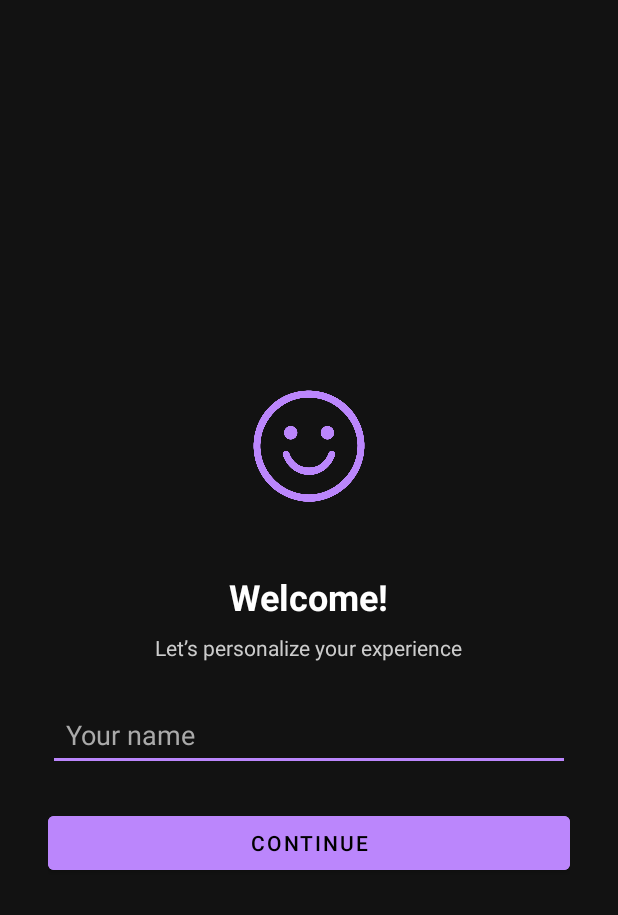
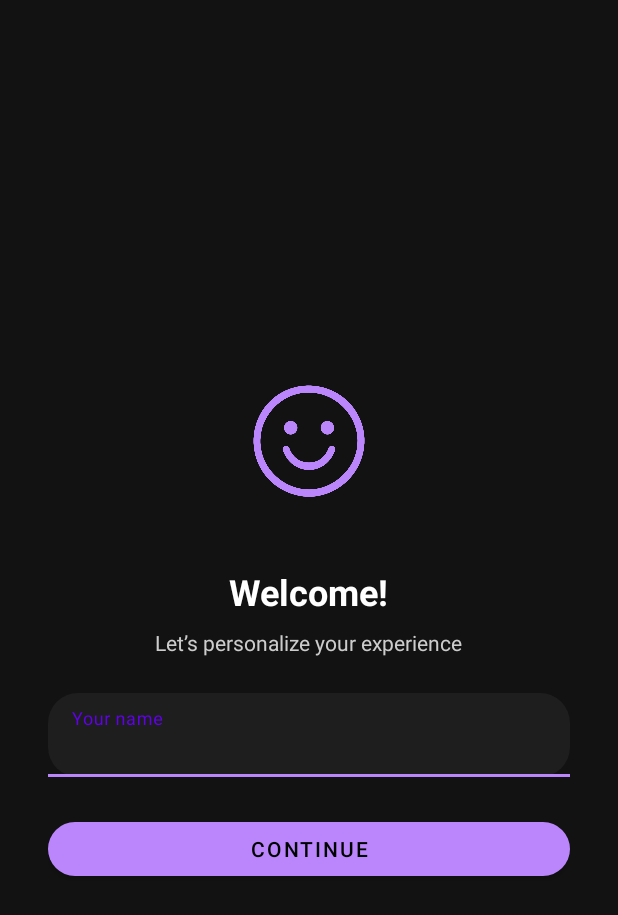
Before and after one commit to jaixmario/ssc-gk-questions, an Android app: the layout activity_welcome.xml on its own in the app's theme, with its tools: preview values and no code run, on a phone screen of 412 x 824 dp. Shown: the top 915 px of the screen. Run offline under Robolectric (Android 15) with nearby library versions, the light colour scheme and no system bars.

Commit message:
Initial commit

```diff
--- a/app/src/main/java/com/mario/ssc/WelcomeActivity.java
+++ b/app/src/main/java/com/mario/ssc/WelcomeActivity.java
@@ -1,4 +1,4 @@
-package com.jai.mario;
+package com.mario.ssc;
 
 import android.content.Intent;
 import android.content.SharedPreferences;
@@ -17,8 +17,11 @@ public class WelcomeActivity extends AppCompatActivity {
     protected void onCreate(Bundle savedInstanceState) {
         super.onCreate(savedInstanceState);
 
+        // Check if user already entered name
         SharedPreferences prefs = getSharedPreferences("UserPrefs", MODE_PRIVATE);
-        if (!prefs.getBoolean("firstRun", true)) {
+        boolean firstRun = prefs.getBoolean("firstRun", true);
+
+        if (!firstRun) {
             String name = prefs.getString("username", "User");
             Toast.makeText(this, "Welcome back, " + name + "!", Toast.LENGTH_LONG).show();
             startActivity(new Intent(this, MainActivity.class));
@@ -34,7 +37,10 @@ public class WelcomeActivity extends AppCompatActivity {
         startButton.setOnClickListener(v -> {
             String name = nameInput.getText().toString().trim();
             if (!name.isEmpty()) {
-                prefs.edit().putString("username", name).putBoolean("firstRun", false).apply();
+                prefs.edit()
+                        .putString("username", name)
+                        .putBoolean("firstRun", false)
+                        .apply();
                 Toast.makeText(this, "Welcome, " + name + "!", Toast.LENGTH_SHORT).show();
                 startActivity(new Intent(this, MainActivity.class));
                 finish();
--- a/app/src/main/res/layout/activity_welcome.xml
+++ b/app/src/main/res/layout/activity_welcome.xml
@@ -1,4 +1,7 @@
-<LinearLayout xmlns:android="http://schemas.android.com/apk/res/android"
+<?xml version="1.0" encoding="utf-8"?>
+<LinearLayout
+    xmlns:android="http://schemas.android.com/apk/res/android"
+    xmlns:app="http://schemas.android.com/apk/res-auto"
     android:layout_width="match_parent"
     android:layout_height="match_parent"
     android:background="#121212"
@@ -31,22 +34,34 @@
         android:textSize="14sp"
         android:layout_marginBottom="24dp" />
 
-    <EditText
-        android:id="@+id/nameInput"
+    <com.google.android.material.textfield.TextInputLayout
         android:layout_width="match_parent"
         android:layout_height="wrap_content"
-        android:hint="Your name"
-        android:textColor="#FFFFFF"
-        android:textColorHint="#AAAAAA"
-        android:backgroundTint="#BB86FC"
-        android:padding="12dp" />
+        app:boxBackgroundMode="filled"
+        app:boxCornerRadiusTopStart="20dp"
+        app:boxCornerRadiusTopEnd="20dp"
+        app:boxCornerRadiusBottomStart="20dp"
+        app:boxCornerRadiusBottomEnd="20dp"
+        app:boxBackgroundColor="#1E1E1E"
+        app:boxStrokeColor="#BB86FC">
 
-    <Button
+        <com.google.android.material.textfield.TextInputEditText
+            android:id="@+id/nameInput"
+            android:layout_width="match_parent"
+            android:layout_height="wrap_content"
+            android:hint="Your name"
+            android:textColor="#FFFFFF"
+            android:textColorHint="#AAAAAA" />
+    </com.google.android.material.textfield.TextInputLayout>
+
+    <com.google.android.material.button.MaterialButton
         android:id="@+id/startButton"
         android:layout_width="match_parent"
         android:layout_height="wrap_content"
+        android:layout_marginTop="24dp"
         android:text="Continue"
-        android:layout_marginTop="24dp"
         android:textColor="#000000"
-        android:backgroundTint="#BB86FC" />
+        app:cornerRadius="24dp"
+        app:iconPadding="8dp"
+        app:backgroundTint="#BB86FC" />
 </LinearLayout>
```
